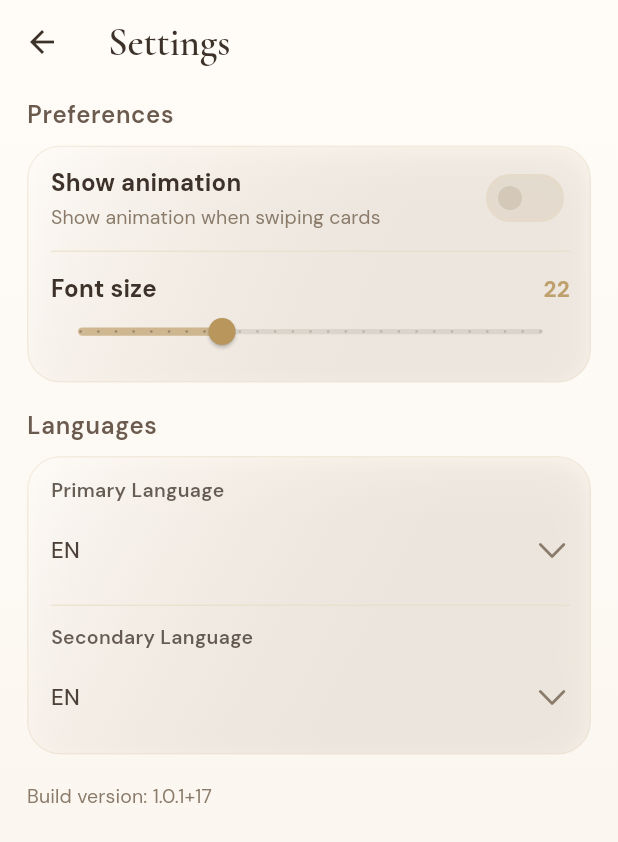
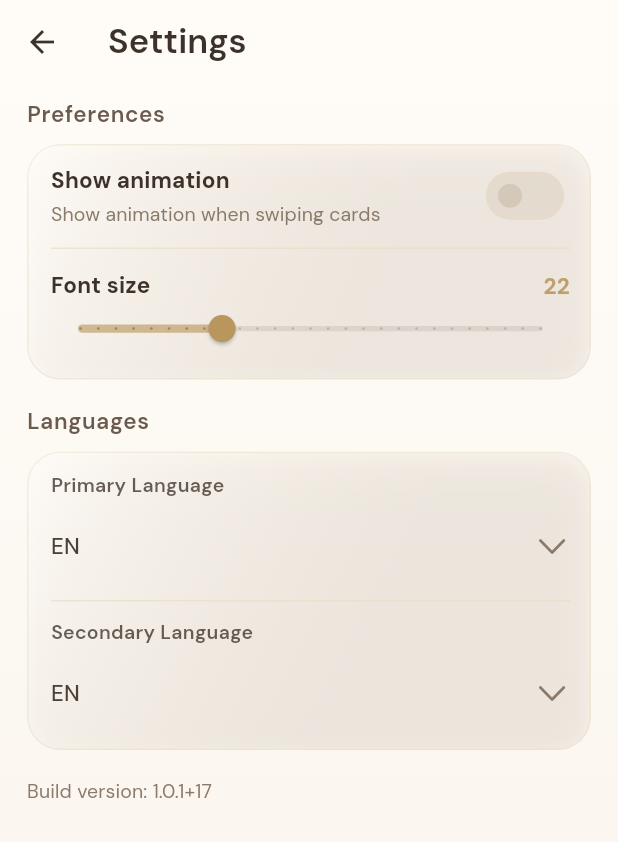
Before and after one commit to JaneGH/truesoulcards, a Flutter app: the screen it shows after launch, after a tap on an icon or button, on a phone screen of 412 x 824 dp. Shown: the top 842 px of the screen. Run offline on Flutter 3.47's test engine with Material 3 defaults, Android fonts, the phone set to English and light mode, and no system bars; our stand-ins replace file_picker, firebase_analytics, firebase_core, firebase_crashlytics, flutter_dotenv, flutter_riverpod and 9 more; missing offline and left inert: flutter_dropzone, shake; accounts and stored records are empty; network calls fail.

Commit message:
changed pattern design

```diff
--- a/lib/presentation/screens/UploadQuestionsScreen.dart
+++ b/lib/presentation/screens/UploadQuestionsScreen.dart
@@ -524,6 +524,8 @@ Create file to download.
                 ],
               ),
             ),
+
+            const SizedBox(height: 18),
 
             GlassCard(
               padding: const EdgeInsets.fromLTRB(18, 16, 14, 14),
--- a/lib/presentation/widgets/main_drawer.dart
+++ b/lib/presentation/widgets/main_drawer.dart
@@ -73,7 +73,7 @@ class MainDrawer extends ConsumerWidget {
     final titleStyle = theme.textTheme.headlineSmall?.copyWith(
       fontWeight: FontWeight.w600,
       color: scheme.onPrimaryContainer.withAlpha(alpha(0.94)),
-      letterSpacing: -0.1,
+      letterSpacing: 0.06,
     );
 
     final subtitleStyle = theme.textTheme.bodyMedium?.copyWith(
--- a/lib/theme/app_theme.dart
+++ b/lib/theme/app_theme.dart
@@ -73,11 +73,11 @@ ThemeData _buildTheme({required Brightness brightness}) {
       surfaceTintColor: Colors.transparent,
       systemOverlayStyle: AppDecorations.systemOverlayStyle(isDark),
       titleTextStyle: textTheme.headlineSmall?.copyWith(
-        fontSize: 26,
+        fontSize: 23,
         color: colorScheme.onSurface,
         fontWeight: FontWeight.w600,
-        letterSpacing: -0.12,
-        height: 1.2,
+        letterSpacing: 0.06,
+        height: 1.28,
       ),
     ),
     inputDecorationTheme: InputDecorationTheme(
--- a/lib/theme/app_typography.dart
+++ b/lib/theme/app_typography.dart
@@ -1,54 +1,51 @@
 import 'package:flutter/material.dart';
 import 'package:google_fonts/google_fonts.dart';
 
-/// Serif for display headings; sans-serif for UI copy.
+/// DM Sans: humanist sans for display and UI — calm, modern, premium.
 class AppTypography {
   static TextTheme textTheme(Brightness brightness) {
     final sans = GoogleFonts.dmSansTextTheme();
-    final serif = GoogleFonts.cormorantGaramondTextTheme();
 
-    TextStyle displaySerif(TextStyle? base) {
+    TextStyle displayHeading(TextStyle? base) {
       return (base ?? const TextStyle()).copyWith(
-        fontFamily: serif.displayLarge?.fontFamily,
         fontWeight: FontWeight.w600,
-        letterSpacing: -0.4,
-        height: 1.12,
+        letterSpacing: 0.02,
+        height: 1.22,
       );
     }
 
-    TextStyle headingSerif(TextStyle? base) {
+    TextStyle sectionHeading(TextStyle? base) {
       return (base ?? const TextStyle()).copyWith(
-        fontFamily: serif.headlineMedium?.fontFamily,
         fontWeight: FontWeight.w600,
-        letterSpacing: -0.2,
-        height: 1.18,
+        letterSpacing: 0.04,
+        height: 1.26,
       );
     }
 
     return sans.copyWith(
-      displayLarge: displaySerif(sans.displayLarge?.copyWith(fontSize: 52)),
-      displayMedium: displaySerif(sans.displayMedium?.copyWith(fontSize: 44)),
-      displaySmall: displaySerif(sans.displaySmall?.copyWith(fontSize: 36)),
-      headlineLarge: headingSerif(sans.headlineLarge?.copyWith(fontSize: 32)),
-      headlineMedium: headingSerif(sans.headlineMedium?.copyWith(fontSize: 28)),
-      headlineSmall: headingSerif(sans.headlineSmall?.copyWith(fontSize: 24)),
+      displayLarge: displayHeading(sans.displayLarge?.copyWith(fontSize: 48)),
+      displayMedium: displayHeading(sans.displayMedium?.copyWith(fontSize: 40)),
+      displaySmall: displayHeading(sans.displaySmall?.copyWith(fontSize: 32)),
+      headlineLarge: sectionHeading(sans.headlineLarge?.copyWith(fontSize: 28)),
+      headlineMedium: sectionHeading(sans.headlineMedium?.copyWith(fontSize: 24)),
+      headlineSmall: sectionHeading(sans.headlineSmall?.copyWith(fontSize: 22)),
       titleLarge: sans.titleLarge?.copyWith(
-        fontSize: 24,
+        fontSize: 22,
         fontWeight: FontWeight.w600,
-        letterSpacing: 0.08,
-        height: 1.24,
+        letterSpacing: 0.12,
+        height: 1.28,
       ),
       titleMedium: sans.titleMedium?.copyWith(
-        fontSize: 18,
+        fontSize: 17,
         fontWeight: FontWeight.w600,
-        letterSpacing: 0.12,
-        height: 1.26,
+        letterSpacing: 0.14,
+        height: 1.28,
       ),
       titleSmall: sans.titleSmall?.copyWith(
-        fontSize: 16,
+        fontSize: 15,
         fontWeight: FontWeight.w600,
-        letterSpacing: 0.18,
-        height: 1.3,
+        letterSpacing: 0.16,
+        height: 1.32,
       ),
       bodyLarge: sans.bodyLarge?.copyWith(
         fontSize: 17,
@@ -71,17 +68,17 @@ class AppTypography {
       labelLarge: sans.labelLarge?.copyWith(
         fontSize: 15,
         fontWeight: FontWeight.w600,
-        letterSpacing: 0.28,
+        letterSpacing: 0.24,
       ),
       labelMedium: sans.labelMedium?.copyWith(
         fontSize: 13,
         fontWeight: FontWeight.w600,
-        letterSpacing: 0.22,
+        letterSpacing: 0.2,
       ),
       labelSmall: sans.labelSmall?.copyWith(
         fontSize: 12,
         fontWeight: FontWeight.w500,
-        letterSpacing: 0.28,
+        letterSpacing: 0.24,
       ),
     );
   }
```
Also changed, not shown: lib/presentation/screens/categories.dart (+16 -16 lines), lib/presentation/widgets/premium_category_pick_card.dart (+71 -41 lines).
